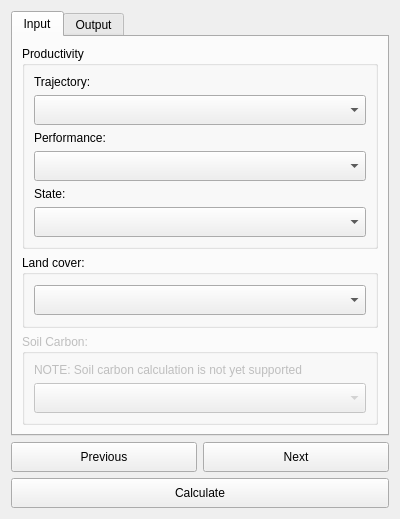
Above: LDMP/gui/DlgReportingSDG.ui from ConservationInternational/trends.earth before the change. Below: the same form after it.
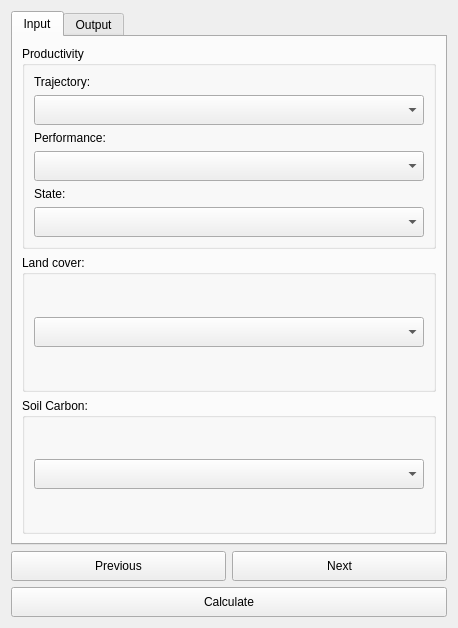
That is the form after the change.

Commit message: Fix reporting lookups.

Patch:
```diff
--- a/LDMP/gui/DlgReportingSDG.ui
+++ b/LDMP/gui/DlgReportingSDG.ui
@@ -6,8 +6,8 @@
    <rect>
     <x>0</x>
     <y>0</y>
-    <width>400</width>
-    <height>500</height>
+    <width>458</width>
+    <height>628</height>
    </rect>
   </property>
   <property name="sizePolicy">
@@ -205,7 +205,7 @@
        <item>
         <widget class="QGroupBox" name="groupBox_3">
          <property name="enabled">
-          <bool>false</bool>
+          <bool>true</bool>
          </property>
          <property name="sizePolicy">
           <sizepolicy hsizetype="Preferred" vsizetype="Expanding">
@@ -229,19 +229,6 @@
           <string>Soil Carbon:</string>
          </property>
          <layout class="QVBoxLayout" name="verticalLayout_7">
-          <item>
-           <widget class="QLabel" name="label_11">
-            <property name="font">
-             <font>
-              <weight>50</weight>
-              <bold>false</bold>
-             </font>
-            </property>
-            <property name="text">
-             <string>NOTE: Soil carbon calculation is not yet supported</string>
-            </property>
-           </widget>
-          </item>
           <item>
            <widget class="QComboBox" name="combo_layer_soc">
             <property name="sizePolicy">
```
The commit also changes 3 other files.
